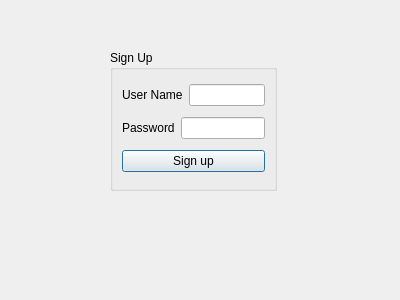
Above: tictactoev/signup.ui from Jolinejo/Advanced-Tic-Tac-Toe before the change. Below: the same form after it.
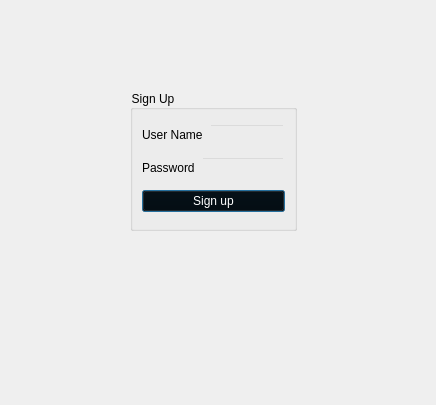
That is the form after the change. Icons and pictures are not drawn.

Diff of the .ui file:
```diff
--- a/tictactoev/signup.ui
+++ b/tictactoev/signup.ui
@@ -6,8 +6,8 @@
    <rect>
     <x>0</x>
     <y>0</y>
-    <width>400</width>
-    <height>300</height>
+    <width>436</width>
+    <height>405</height>
    </rect>
   </property>
   <property name="windowTitle">
@@ -16,15 +16,21 @@
   <widget class="QGroupBox" name="groupBox">
    <property name="geometry">
     <rect>
-     <x>110</x>
-     <y>50</y>
+     <x>130</x>
+     <y>90</y>
      <width>167</width>
      <height>141</height>
     </rect>
    </property>
+   <property name="styleSheet">
+    <string notr="true">background-color:transparent</string>
+   </property>
    <property name="title">
     <string>Sign Up</string>
    </property>
+   <property name="flat">
+    <bool>false</bool>
+   </property>
    <layout class="QVBoxLayout" name="verticalLayout">
     <item>
      <layout class="QHBoxLayout" name="horizontalLayout_2">
@@ -56,6 +62,9 @@
     </item>
     <item>
      <widget class="QPushButton" name="pushButton_sign">
+      <property name="styleSheet">
+       <string notr="true">color:#ffffff</string>
+      </property>
       <property name="text">
        <string>Sign up</string>
       </property>
@@ -63,6 +72,24 @@
     </item>
    </layout>
   </widget>
+  <widget class="QLabel" name="label">
+   <property name="geometry">
+    <rect>
+     <x>-30</x>
+     <y>-20</y>
+     <width>471</width>
+     <height>431</height>
+    </rect>
+   </property>
+   <property name="styleSheet">
+    <string notr="true">background-image:url(:/users/background.png)</string>
+   </property>
+   <property name="text">
+    <string/>
+   </property>
+  </widget>
+  <zorder>label</zorder>
+  <zorder>groupBox</zorder>
  </widget>
  <resources/>
  <connections/>
```
